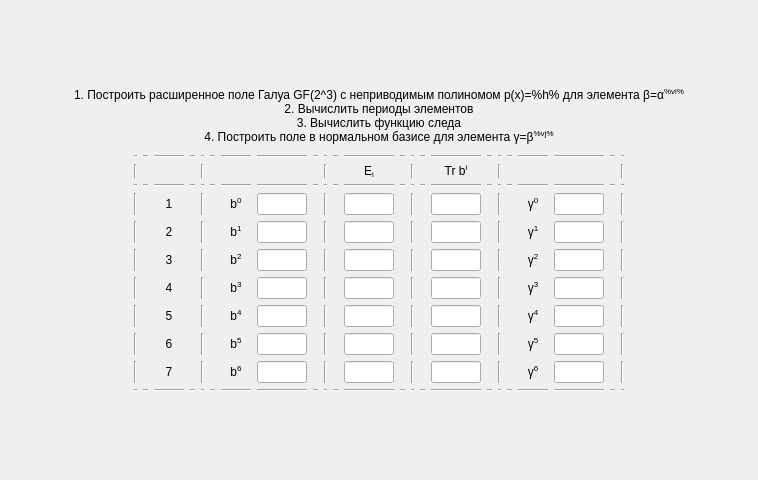
First picture: the form in task/screentask2.ui, repository bukhmastov/gf, before the edit.
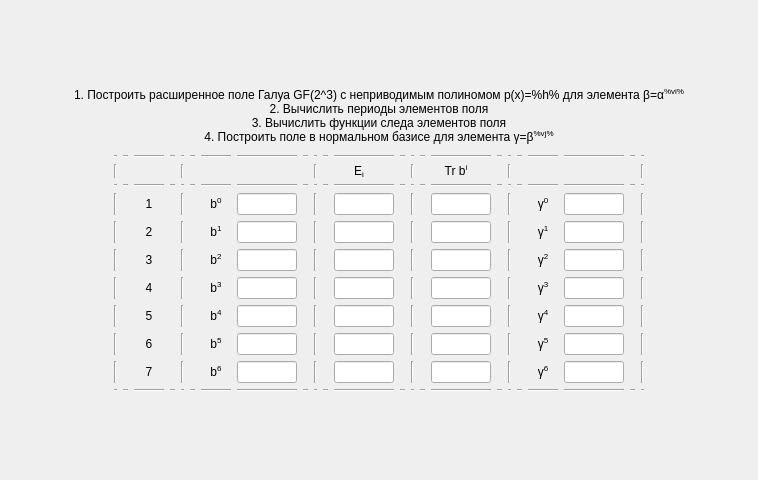
Second picture: the form after the edit.

Patch:
```diff
--- a/task/screentask2.ui
+++ b/task/screentask2.ui
@@ -47,7 +47,7 @@
         <string notr="true">font: 75 16pt &quot;MS Shell Dlg 2&quot;;</string>
        </property>
        <property name="text">
-        <string>1. Построить расширенное поле Галуа GF(2^3) с неприводимым полиномом p(x)=%h% для элемента β=α&lt;sup&gt;%vi%&lt;/sup&gt;&lt;br&gt;2. Вычислить периоды элементов&lt;br&gt;3. Вычислить функцию следа&lt;br&gt;4. Построить поле в нормальном базисе для элемента γ=β&lt;sup&gt;%vj%&lt;/sup&gt;</string>
+        <string>1. Построить расширенное поле Галуа GF(2^3) с неприводимым полиномом p(x)=%h% для элемента β=α&lt;sup&gt;%vi%&lt;/sup&gt;&lt;br&gt;2. Вычислить периоды элементов поля&lt;br&gt;3. Вычислить функции следа элементов поля&lt;br&gt;4. Построить поле в нормальном базисе для элемента γ=β&lt;sup&gt;%vj%&lt;/sup&gt;</string>
        </property>
        <property name="alignment">
         <set>Qt::AlignCenter</set>
@@ -623,7 +623,7 @@
          </property>
          <property name="maximumSize">
           <size>
-           <width>50</width>
+           <width>60</width>
            <height>16777215</height>
           </size>
          </property>
@@ -676,7 +676,7 @@
          </property>
          <property name="maximumSize">
           <size>
-           <width>50</width>
+           <width>60</width>
            <height>16777215</height>
           </size>
          </property>
@@ -760,7 +760,7 @@
          </property>
          <property name="maximumSize">
           <size>
-           <width>50</width>
+           <width>60</width>
            <height>16777215</height>
           </size>
          </property>
@@ -782,7 +782,7 @@
          </property>
          <property name="maximumSize">
           <size>
-           <width>50</width>
+           <width>60</width>
            <height>16777215</height>
           </size>
          </property>
@@ -804,7 +804,7 @@
          </property>
          <property name="maximumSize">
           <size>
-           <width>50</width>
+           <width>60</width>
            <height>16777215</height>
           </size>
          </property>
@@ -826,7 +826,7 @@
          </property>
          <property name="maximumSize">
           <size>
-           <width>50</width>
+           <width>60</width>
            <height>16777215</height>
           </size>
          </property>
@@ -879,7 +879,7 @@
          </property>
          <property name="maximumSize">
           <size>
-           <width>50</width>
+           <width>60</width>
            <height>16777215</height>
           </size>
          </property>
@@ -933,7 +933,7 @@
          </property>
          <property name="maximumSize">
           <size>
-           <width>50</width>
+           <width>60</width>
            <height>16777215</height>
           </size>
          </property>
@@ -987,7 +987,7 @@
          </property>
          <property name="maximumSize">
           <size>
-           <width>50</width>
+           <width>60</width>
            <height>16777215</height>
           </size>
          </property>
@@ -1041,7 +1041,7 @@
          </property>
          <property name="maximumSize">
           <size>
-           <width>50</width>
+           <width>60</width>
            <height>16777215</height>
           </size>
          </property>
@@ -1063,7 +1063,7 @@
          </property>
          <property name="maximumSize">
           <size>
-           <width>50</width>
+           <width>60</width>
            <height>16777215</height>
           </size>
          </property>
@@ -1085,7 +1085,7 @@
          </property>
          <property name="maximumSize">
           <size>
-           <width>50</width>
+           <width>60</width>
            <height>16777215</height>
           </size>
          </property>
@@ -1107,7 +1107,7 @@
          </property>
          <property name="maximumSize">
           <size>
-           <width>50</width>
+           <width>60</width>
            <height>16777215</height>
           </size>
          </property>
@@ -1160,7 +1160,7 @@
          </property>
          <property name="maximumSize">
           <size>
-           <width>50</width>
+           <width>60</width>
            <height>16777215</height>
           </size>
          </property>
@@ -1182,7 +1182,7 @@
          </property>
          <property name="maximumSize">
           <size>
-           <width>50</width>
+           <width>60</width>
            <height>16777215</height>
           </size>
          </property>
@@ -1204,7 +1204,7 @@
          </property>
          <property name="maximumSize">
           <size>
-           <width>50</width>
+           <width>60</width>
            <height>16777215</height>
           </size>
          </property>
@@ -1580,7 +1580,7 @@
          </property>
          <property name="maximumSize">
           <size>
-           <width>50</width>
+           <width>60</width>
            <height>16777215</height>
           </size>
          </property>
@@ -1854,7 +1854,7 @@
          </property>
          <property name="maximumSize">
           <size>
-           <width>50</width>
+           <width>60</width>
            <height>16777215</height>
           </size>
          </property>
@@ -1876,7 +1876,7 @@
          </property>
          <property name="maximumSize">
           <size>
-           <width>50</width>
+           <width>60</width>
            <height>16777215</height>
           </size>
          </property>
@@ -2037,7 +2037,7 @@
          </property>
          <property name="maximumSize">
           <size>
-           <width>50</width>
+           <width>60</width>
            <height>16777215</height>
           </size>
          </property>
@@ -2236,7 +2236,7 @@
          </property>
          <property name="maximumSize">
           <size>
-           <width>50</width>
+           <width>60</width>
            <height>16777215</height>
           </size>
          </property>
@@ -2265,7 +2265,7 @@
          </property>
          <property name="maximumSize">
           <size>
-           <width>50</width>
+           <width>60</width>
            <height>16777215</height>
           </size>
          </property>
@@ -2294,7 +2294,7 @@
          </property>
          <property name="maximumSize">
           <size>
-           <width>50</width>
+           <width>60</width>
            <height>16777215</height>
           </size>
          </property>
@@ -2579,7 +2579,7 @@
          </property>
          <property name="maximumSize">
           <size>
-           <width>50</width>
+           <width>60</width>
            <height>16777215</height>
           </size>
          </property>
@@ -2665,7 +2665,7 @@
          </property>
          <property name="maximumSize">
           <size>
-           <width>50</width>
+           <width>60</width>
            <height>16777215</height>
           </size>
          </property>
@@ -2762,7 +2762,7 @@
          </property>
          <property name="maximumSize">
           <size>
-           <width>50</width>
+           <width>60</width>
            <height>16777215</height>
           </size>
          </property>
@@ -2828,7 +2828,7 @@
          </property>
          <property name="maximumSize">
           <size>
-           <width>50</width>
+           <width>60</width>
            <height>16777215</height>
           </size>
          </property>
@@ -2850,7 +2850,7 @@
          </property>
          <property name="maximumSize">
           <size>
-           <width>50</width>
+           <width>60</width>
            <height>16777215</height>
           </size>
          </property>
```
